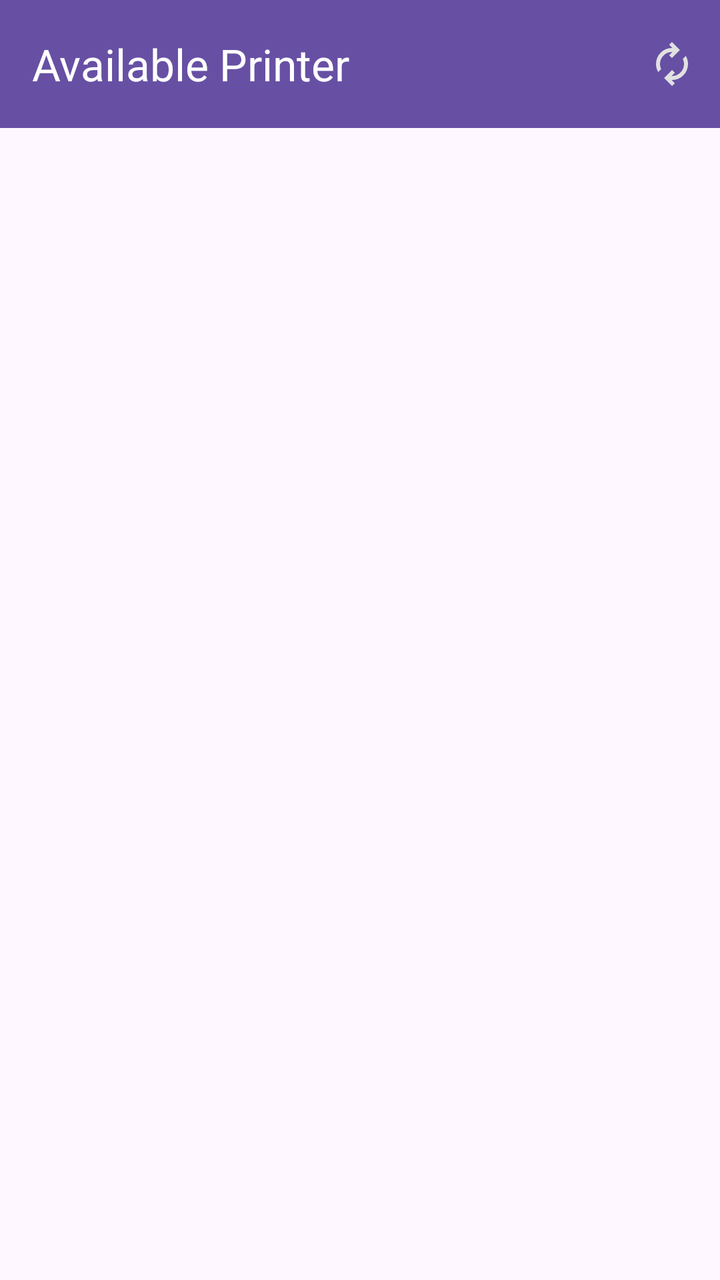
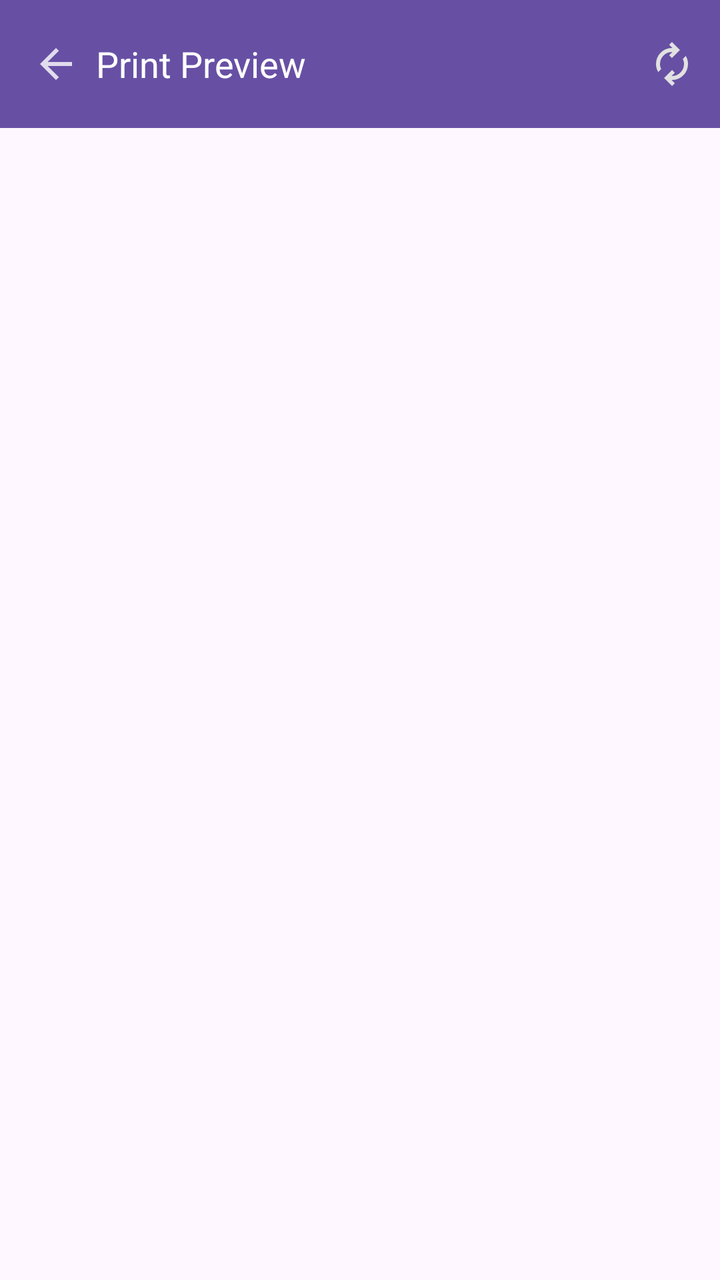

Before-and-after screenshots of an Android layout around one commit, followed by the original layout XML and the change that was made.
<!-- AndroidManifest.xml: application theme Theme.MyApplication -->
<!-- res/layout/activity_printer_list.xml -->
<?xml version="1.0" encoding="utf-8"?>
<LinearLayout
    xmlns:android="http://schemas.android.com/apk/res/android"
    xmlns:app="http://schemas.android.com/apk/res-auto"
    android:orientation="vertical"
    android:layout_width="match_parent"
    android:layout_height="match_parent">

    
    <com.google.android.material.appbar.AppBarLayout
        android:layout_width="match_parent"
        android:layout_height="wrap_content">

        <com.google.android.material.appbar.MaterialToolbar
            android:id="@+id/toolbar"
            android:layout_width="match_parent"
            android:layout_height="?attr/actionBarSize"
            app:title="Available Printer"
            android:background="?attr/colorSurface"
            app:titleTextColor="?attr/colorOnSurface"
            app:menu="@menu/refresh_printer_menu" />


    </com.google.android.material.appbar.AppBarLayout>

    <Button
        android:id="@+id/btnScan"
        android:text="Show Paired Printers"
        android:layout_width="match_parent"
        android:layout_height="wrap_content"
        android:visibility="gone"/>

    <ListView
        android:id="@+id/listView"
        android:layout_width="match_parent"
        android:layout_height="wrap_content"/>
</LinearLayout>
<!-- resources referenced by this layout -->
<resources>
  <style name="Theme.MyApplication" parent="Theme.Material3.DayNight.NoActionBar">
  
          
          <item name="colorPrimary">@color/md_primary</item>
          <item name="colorOnPrimary">@color/md_on_primary</item>
  
          
          <item name="colorSurface">@color/md_surface</item>
          <item name="colorOnSurface">@color/md_on_surface</item>
  
          
          <item name="android:statusBarColor">@color/md_surface</item>
          <item name="android:windowLightStatusBar">false</item>
  
      </style>
  <color name="md_primary">#6750A4</color>
  <color name="md_on_primary">#FFFFFF</color>
  <color name="md_surface">#6750A4</color>
  <color name="md_on_surface">#FFFFFF</color>
</resources>

<!-- the commit's change to res/layout/activity_printer_list.xml (unified diff, before → after) -->
@@ -2,6 +2,7 @@
 <LinearLayout
     xmlns:android="http://schemas.android.com/apk/res/android"
     xmlns:app="http://schemas.android.com/apk/res-auto"
+    xmlns:tools="http://schemas.android.com/tools"
     android:orientation="vertical"
     android:layout_width="match_parent"
     android:layout_height="match_parent">
@@ -15,10 +16,23 @@
             android:id="@+id/toolbar"
             android:layout_width="match_parent"
             android:layout_height="?attr/actionBarSize"
-            app:title="Available Printer"
             android:background="?attr/colorSurface"
             app:titleTextColor="?attr/colorOnSurface"
-            app:menu="@menu/refresh_printer_menu" />
+            app:menu="@menu/refresh_printer_menu" >
+            <ImageView
+                android:id="@+id/btnBack"
+                android:layout_width="wrap_content"
+                android:layout_height="wrap_content"
+                android:src="@drawable/ic_back"
+                android:layout_marginRight="8dp"
+                android:contentDescription="back" />
+            <TextView
+                android:layout_width="wrap_content"
+                android:layout_height="wrap_content"
+                android:text="Print Preview"
+                android:textSize="18sp"
+                android:textColor="@color/white"/>
+        </com.google.android.material.appbar.MaterialToolbar>
 
 
     </com.google.android.material.appbar.AppBarLayout>
<!-- resource entries referenced after the edit -->
@@ -1,5 +1,19 @@
 <!-- resources referenced by this layout -->
 <resources>
+  <color name="white">#FFFFFFFF</color>
+  <!-- drawable ic_back (drawable-anydpi) -->
+  <vector xmlns:android="http://schemas.android.com/apk/res/android"
+      android:width="24dp"
+      android:height="24dp"
+      android:viewportWidth="960"
+      android:viewportHeight="960"
+      android:tint="#FFFFFF"
+      android:alpha="0.8"
+      android:autoMirrored="true">
+    <path
+        android:fillColor="@android:color/white"
+        android:pathData="M313,520L537,744L480,800L160,480L480,160L537,216L313,440L800,440L800,520L313,520Z"/>
+  </vector>
   <style name="Theme.MyApplication" parent="Theme.Material3.DayNight.NoActionBar">
   
           
